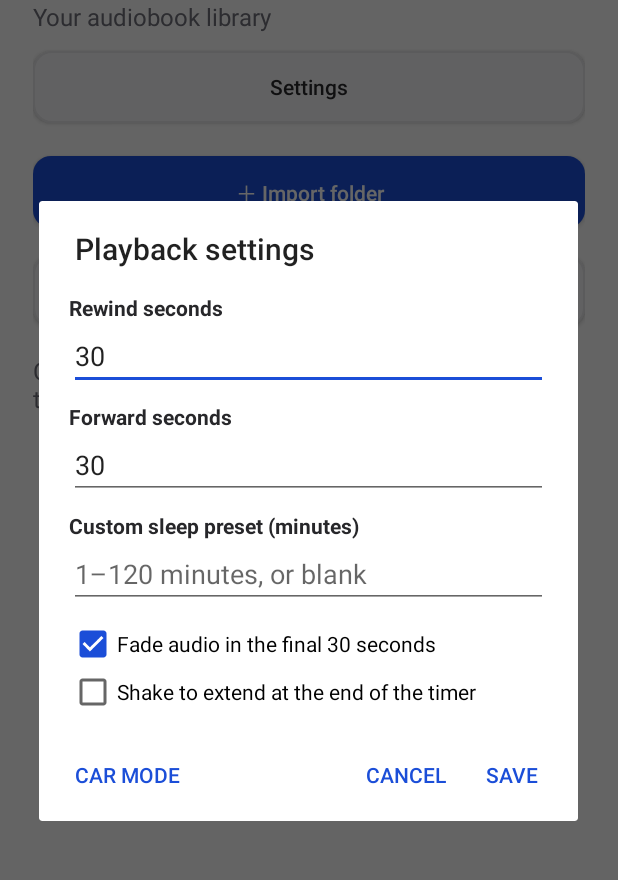
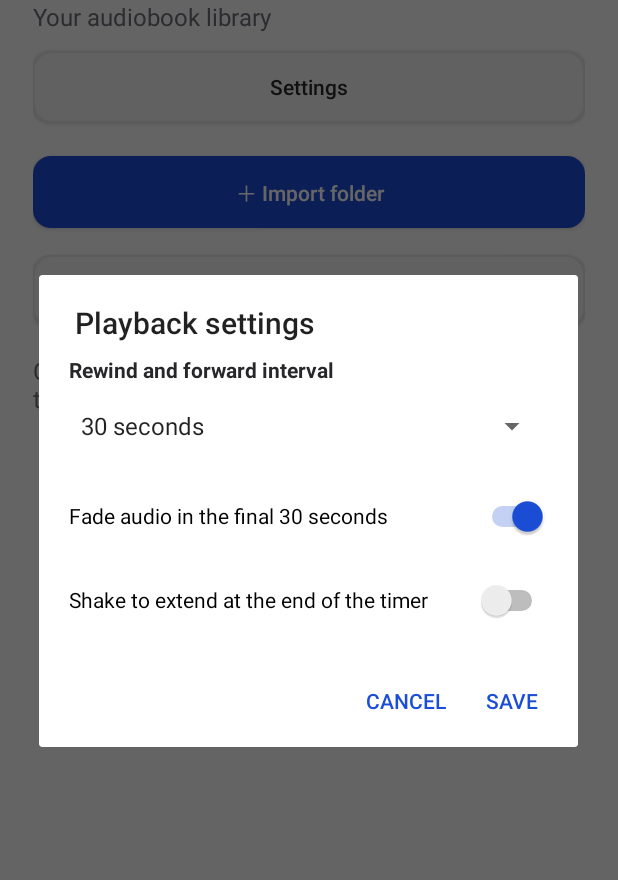
Before and after one commit to Savage1001/AudiobookMobilePlayer, an Android app: the screen it shows after launch (MainActivity), after a tap on "Settings", on a phone screen of 412 x 824 dp, the part 107-987 px from its top. Run offline under Robolectric (Android 15) with nearby library versions, the phone set to English and light mode, and no system bars; network calls fail; 4 statements that could not run were skipped.

Commit message:
Streamline playback settings and add draggable timer switches

```diff
--- a/app/build.gradle.kts
+++ b/app/build.gradle.kts
@@ -9,8 +9,8 @@ android {
         applicationId = "app.localchapter.player"
         minSdk = 26
         targetSdk = 35
-        versionCode = 14
-        versionName = "0.0.14"
+        versionCode = 15
+        versionName = "0.0.15"
     }
     compileOptions {
         sourceCompatibility = JavaVersion.VERSION_17
--- a/app/src/main/java/app/localchapter/player/ChapterSkip.kt
+++ b/app/src/main/java/app/localchapter/player/ChapterSkip.kt
@@ -7,7 +7,7 @@ internal fun resolveChapterSkip(
     start: ChapterPosition, offsetMs: Long, chapterCount: Int, durationMs: (Int) -> Long?
 ): ChapterPosition? {
     var index = start.index
-    var position = start.positionMs + offsetMs
+    var position = start.positionMs + offsetMs.coerceAtMost(Long.MAX_VALUE - start.positionMs)
     while (position < 0 && index > 0) {
         index--
         position += durationMs(index) ?: return null
--- a/app/src/main/java/app/localchapter/player/MainActivity.kt
+++ b/app/src/main/java/app/localchapter/player/MainActivity.kt
@@ -277,54 +277,52 @@ class MainActivity : Activity() {
 
     private fun showPlaybackSettings() {
         val form = column().apply { setPadding(dp(20), dp(8), dp(20), dp(8)) }
-        fun numberField(title: String, value: Int, hint: String): EditText {
-            form.addView(label(title, 14f, foreground, bold = true), spaced(top = 8))
-            return EditText(this).apply {
-                inputType = android.text.InputType.TYPE_CLASS_NUMBER
-                contentDescription = title
-                this.hint = hint
-                if (value > 0) setText(value.toString())
-                form.addView(this)
+        val presets = listOf(10L, 15L, 30L, 60L)
+        val customIndex = presets.size
+        val current = playbackSettings.skipSeconds
+        form.addView(label("Rewind and forward interval", 14f, foreground, bold = true))
+        val interval = android.widget.Spinner(this).apply {
+            contentDescription = "Skip interval"
+            minimumHeight = dp(48)
+            adapter = android.widget.ArrayAdapter(this@MainActivity, android.R.layout.simple_spinner_item,
+                presets.map { "$it seconds" } + "Custom").apply {
+                setDropDownViewResource(android.R.layout.simple_spinner_dropdown_item)
             }
         }
-        val rewind = numberField("Rewind seconds", playbackSettings.rewindSeconds, "1–120 seconds")
-        val forward = numberField("Forward seconds", playbackSettings.forwardSeconds, "1–120 seconds")
-        val custom = numberField("Custom sleep preset (minutes)", playbackSettings.customTimerMinutes, "1–120 minutes, or blank")
-        val fade = android.widget.CheckBox(this).apply {
-            text = "Fade audio in the final 30 seconds"
-            isChecked = playbackSettings.fadeTimer
+        form.addView(interval, spaced(top = 4))
+        val custom = EditText(this).apply {
+            inputType = android.text.InputType.TYPE_CLASS_NUMBER
+            contentDescription = "Custom skip seconds"
+            hint = "Enter seconds"
+            if (current !in presets) setText(current.toString())
+            visibility = if (current in presets) View.GONE else View.VISIBLE
         }
-        val shake = android.widget.CheckBox(this).apply {
-            text = "Shake to extend at the end of the timer"
-            isChecked = playbackSettings.shakeTimer
+        form.addView(custom)
+        interval.setSelection(presets.indexOf(current).takeIf { it >= 0 } ?: customIndex)
+        interval.onItemSelectedListener = object : android.widget.AdapterView.OnItemSelectedListener {
+            override fun onItemSelected(parent: android.widget.AdapterView<*>?, view: View?, position: Int, id: Long) {
+                custom.visibility = if (position == customIndex) View.VISIBLE else View.GONE
+            }
+
+            override fun onNothingSelected(parent: android.widget.AdapterView<*>?) = Unit
         }
+        val fade = settingsSwitch("Fade audio in the final 30 seconds", playbackSettings.fadeTimer)
+        val shake = settingsSwitch("Shake to extend at the end of the timer", playbackSettings.shakeTimer)
         form.addView(fade, spaced(top = 8))
         form.addView(shake)
         val dialog = AlertDialog.Builder(this).setTitle("Playback settings")
             .setView(ScrollView(this).apply { addView(form) })
-            .setNegativeButton("Cancel", null).setPositiveButton("Save", null)
-            .setNeutralButton("Car Mode") { _, _ ->
-                val books = library.books()
-                val last = library.lastBook()
-                val selected = books.find { it.id == last } ?: books.firstOrNull()
-                if (selected != null) enterCarMode(selected) else toast("Import a book to use Car Mode")
-            }.create()
+            .setNegativeButton("Cancel", null).setPositiveButton("Save", null).create()
         dialog.setOnShowListener {
             dialog.getButton(AlertDialog.BUTTON_POSITIVE).setOnClickListener {
-                fun checked(field: EditText, optional: Boolean = false): Int? {
-                    val input = field.text.toString().trim()
-                    if (optional && input.isEmpty()) return 0
-                    return input.toIntOrNull()?.takeIf { it in 1..120 } ?: run {
-                        field.error = "Enter a number from 1 to 120"
-                        null
-                    }
+                val seconds = presets.getOrNull(interval.selectedItemPosition)
+                    ?: custom.text.toString().trim().toLongOrNull()?.takeIf { it in 1..(Long.MAX_VALUE / 1_000) }
+                if (seconds == null) {
+                    custom.error = "Enter a positive number of seconds"
+                    custom.requestFocus()
+                    return@setOnClickListener
                 }
-                val back = checked(rewind) ?: return@setOnClickListener
-                val ahead = checked(forward) ?: return@setOnClickListener
-                val preset = checked(custom, optional = true) ?: return@setOnClickListener
-                playbackSettings.rewindSeconds = back
-                playbackSettings.forwardSeconds = ahead
-                playbackSettings.customTimerMinutes = preset
+                playbackSettings.skipSeconds = seconds
                 playbackSettings.fadeTimer = fade.isChecked
                 playbackSettings.shakeTimer = shake.isChecked
                 timer(null)
@@ -333,6 +331,14 @@ class MainActivity : Activity() {
         }
         dialog.window?.setSoftInputMode(android.view.WindowManager.LayoutParams.SOFT_INPUT_STATE_ALWAYS_HIDDEN)
         dialog.show()
+    }
+
+    private fun settingsSwitch(title: String, enabled: Boolean) = android.widget.Switch(this).apply {
+        text = title
+        isChecked = enabled
+        minimumHeight = dp(56)
+        switchPadding = dp(12)
+        showText = false
     }
 
     private fun enterCarMode(selected: Book) {
@@ -370,8 +376,8 @@ class MainActivity : Activity() {
         }, spaced(bottom = 16))
         val play = button("Play", primary = true) { toggle(selected) }.apply { textSize = 26f }
         page.addView(play, LinearLayout.LayoutParams(-1, dp(92)))
-        val rewind = button("Back ${playbackSettings.rewindSeconds}s") { active()?.seekBack() }.apply { textSize = 20f }
-        val forward = button("Forward ${playbackSettings.forwardSeconds}s") { active()?.seekForward() }.apply { textSize = 20f }
+        val rewind = button("Back ${playbackSettings.skipSeconds}s") { active()?.seekBack() }.apply { textSize = 20f }
+        val forward = button("Forward ${playbackSettings.skipSeconds}s") { active()?.seekForward() }.apply { textSize = 20f }
         page.addView(row().apply {
             addView(rewind, LinearLayout.LayoutParams(0, dp(72), 1f).apply { marginEnd = dp(6) })
             addView(forward, LinearLayout.LayoutParams(0, dp(72), 1f).apply { marginStart = dp(6) })
@@ -471,10 +477,17 @@ class MainActivity : Activity() {
         val previous = transportIcon(R.drawable.ic_previous, "Previous chapter") { active()?.seekToPreviousMediaItem() }
         val next = transportIcon(R.drawable.ic_next, "Next chapter") { active()?.seekToNextMediaItem() }
         val play = transportIcon(R.drawable.ic_play, "Play", primary = true) { toggle(book) }
-        val rewind = button("−${playbackSettings.rewindSeconds}") { active()?.seekBack() }
-            .apply { contentDescription = "Back ${playbackSettings.rewindSeconds} seconds" }
-        val forward = button("+${playbackSettings.forwardSeconds}") { active()?.seekForward() }
-            .apply { contentDescription = "Forward ${playbackSettings.forwardSeconds} seconds" }
+        val skip = playbackSettings.skipSeconds
+        val rewind = button("−$skip") { active()?.seekBack() }.apply {
+            contentDescription = "Back $skip seconds"
+            maxLines = 1
+            ellipsize = TextUtils.TruncateAt.END
+        }
+        val forward = button("+$skip") { active()?.seekForward() }.apply {
+            contentDescription = "Forward $skip seconds"
+            maxLines = 1
+            ellipsize = TextUtils.TruncateAt.END
+        }
         page.addView(row().apply {
             gravity = Gravity.CENTER
             addView(previous, transportSlot())
@@ -896,12 +909,6 @@ class MainActivity : Activity() {
         val presets = listOf(5, 15, 30, 60, 120)
         val buttons = presets.map { panelButton("${it}m", "$it minutes") }
         panel.addView(panelButtonRow(buttons), spaced(top = 16))
-        val custom = playbackSettings.customTimerMinutes
-        val customButton = if (custom > 0 && custom !in presets) {
-            panelButton("Custom · $custom min", "Saved custom timer of $custom minutes").also {
-                panel.addView(panelButtonRow(listOf(it)), spaced(top = 8))
-            }
-        } else null
 
         fun showDuration(progress: Int) {
             slider.progress = progress.coerceIn(0, slider.max)
@@ -910,7 +917,6 @@ class MainActivity : Activity() {
             shorter.isEnabled = slider.progress > 0
             longer.isEnabled = slider.progress < slider.max
             presets.zip(buttons).forEach { (preset, button) -> button.isSelected = preset == minutes }
-            customButton?.isSelected = custom == minutes
         }
 
         val remaining = deadline - SystemClock.elapsedRealtime()
@@ -928,7 +934,6 @@ class MainActivity : Activity() {
         presets.zip(buttons).forEach { (preset, button) ->
             button.setOnClickListener { showDuration(preset - 1) }
         }
-        customButton?.setOnClickListener { showDuration(custom - 1) }
         val canExtend = timerCanExtend
         val off = if (canExtend) panelButton("Extend", "Extend last timer")
             else panelButton("Turn off", "Turn timer off").apply { isEnabled = remaining > 0 }
--- a/app/src/main/java/app/localchapter/player/PlaybackPreferences.kt
+++ b/app/src/main/java/app/localchapter/player/PlaybackPreferences.kt
@@ -9,15 +9,9 @@ internal class PlaybackPreferences(context: Context) {
         get() = prefs.getBoolean("wholeBookProgress", false)
         set(value) { prefs.edit().putBoolean("wholeBookProgress", value).apply() }
 
-    var rewindSeconds: Int
-        get() = prefs.getInt("rewind", 30)
-        set(value) { prefs.edit().putInt("rewind", value).apply() }
-    var forwardSeconds: Int
-        get() = prefs.getInt("forward", 30)
-        set(value) { prefs.edit().putInt("forward", value).apply() }
-    var customTimerMinutes: Int
-        get() = prefs.getInt("customTimer", 0)
-        set(value) { prefs.edit().putInt("customTimer", value).apply() }
+    var skipSeconds: Long
+        get() = prefs.getLong("skipSeconds", prefs.getInt("rewind", 30).toLong())
+        set(value) { prefs.edit().putLong("skipSeconds", value).remove("rewind").remove("forward").apply() }
     var fadeTimer: Boolean
         get() = prefs.getBoolean("fadeTimer", true)
         set(value) { prefs.edit().putBoolean("fadeTimer", value).apply() }
```
Also changed, not shown: app/src/main/java/app/localchapter/player/PlaybackService.kt (+6 -4 lines), 2 other files.
